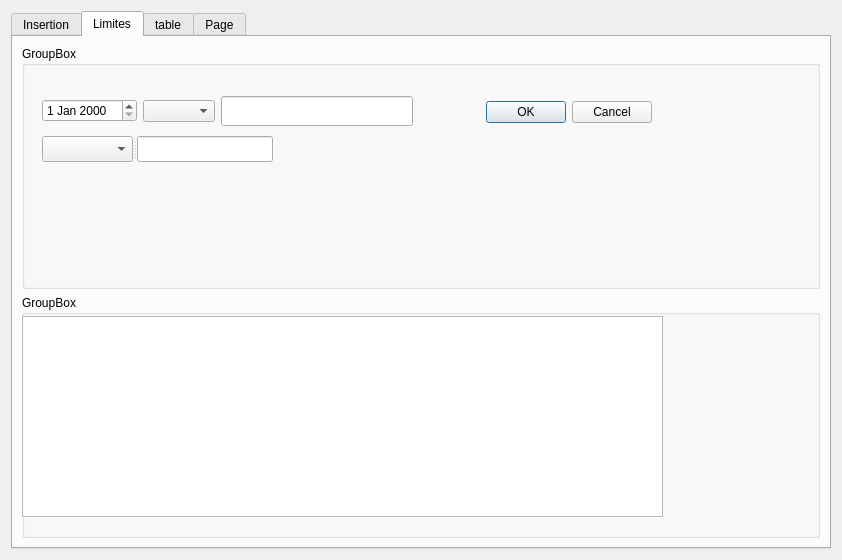
This is TabView.ui in heliomaster/SaraaProject as Qt 5 draws it before an edit. The edited form follows.
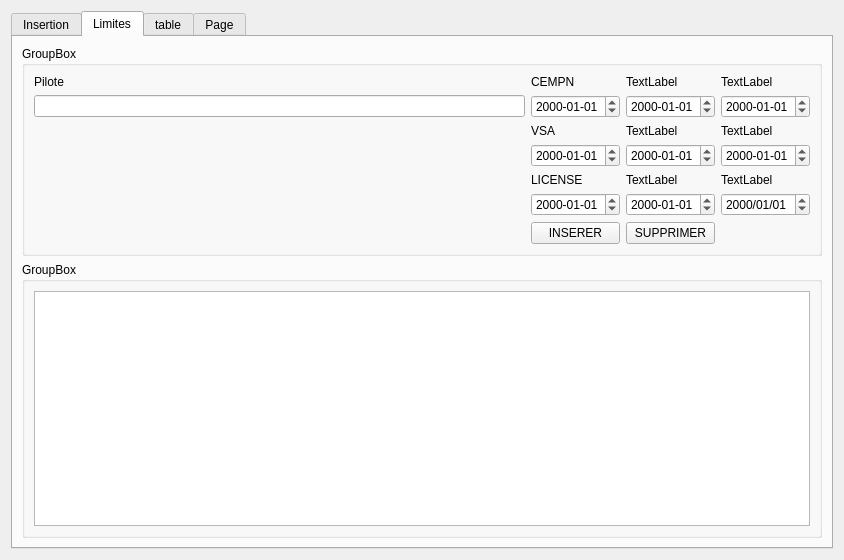
This is the edited form. The open tabs and pages were chosen to show the change.

Commit message: added insert and remove function on LIM TABLE

Patch:
```diff
--- a/TabView.ui
+++ b/TabView.ui
@@ -6,7 +6,7 @@
    <rect>
     <x>0</x>
     <y>0</y>
-    <width>842</width>
+    <width>844</width>
     <height>560</height>
    </rect>
   </property>
@@ -294,83 +294,228 @@
       <attribute name="title">
        <string>Limites</string>
       </attribute>
-      <layout class="QVBoxLayout" name="verticalLayout_4">
-       <item>
-        <widget class="QGroupBox" name="groupBox">
-         <property name="title">
-          <string>GroupBox</string>
-         </property>
-         <widget class="QSplitter" name="splitter_3">
-          <property name="geometry">
-           <rect>
-            <x>20</x>
-            <y>90</y>
-            <width>231</width>
-            <height>26</height>
-           </rect>
-          </property>
-          <property name="orientation">
-           <enum>Qt::Horizontal</enum>
-          </property>
-          <widget class="QComboBox" name="comboBox_avions"/>
-          <widget class="QLineEdit" name="lineEdit_avion_2"/>
-         </widget>
-         <widget class="QWidget" name="layoutWidget">
-          <property name="geometry">
-           <rect>
-            <x>20</x>
-            <y>50</y>
-            <width>371</width>
-            <height>30</height>
-           </rect>
-          </property>
-          <layout class="QHBoxLayout" name="horizontalLayout_4">
-           <item>
-            <widget class="QDateEdit" name="dateEdit_pilote"/>
-           </item>
-           <item>
-            <widget class="QComboBox" name="comboBox_pilote_2"/>
-           </item>
-           <item>
-            <widget class="QSplitter" name="splitter_2">
-             <property name="orientation">
-              <enum>Qt::Horizontal</enum>
-             </property>
-             <widget class="QLineEdit" name="lineEdit_pilote_2"/>
-            </widget>
-           </item>
-          </layout>
-         </widget>
-         <widget class="QDialogButtonBox" name="buttonBox_print">
-          <property name="geometry">
-           <rect>
-            <x>460</x>
-            <y>50</y>
-            <width>170</width>
-            <height>32</height>
-           </rect>
-          </property>
-          <property name="standardButtons">
-           <set>QDialogButtonBox::Cancel|QDialogButtonBox::Ok</set>
-          </property>
-         </widget>
-        </widget>
-       </item>
-       <item>
+      <layout class="QGridLayout" name="gridLayout_7">
+       <item row="1" column="0">
         <widget class="QGroupBox" name="groupBox_2">
          <property name="title">
           <string>GroupBox</string>
          </property>
-         <widget class="QTableView" name="tableView_limites">
-          <property name="geometry">
-           <rect>
-            <x>0</x>
-            <y>21</y>
-            <width>641</width>
-            <height>201</height>
-           </rect>
-          </property>
-         </widget>
+         <layout class="QGridLayout" name="gridLayout_9">
+          <item row="0" column="0">
+           <widget class="QTableView" name="tableView_limites"/>
+          </item>
+         </layout>
+        </widget>
+       </item>
+       <item row="0" column="0">
+        <widget class="QGroupBox" name="groupBox">
+         <property name="title">
+          <string>GroupBox</string>
+         </property>
+         <layout class="QGridLayout" name="gridLayout_6">
+          <item row="5" column="1">
+           <widget class="QDateEdit" name="dateEdit_lim_vsa">
+            <property name="displayFormat">
+             <string>yyyy-MM-dd</string>
+            </property>
+            <property name="timeSpec">
+             <enum>Qt::UTC</enum>
+            </property>
+           </widget>
+          </item>
+          <item row="3" column="1">
+           <widget class="QDateEdit" name="dateEdit_lim_cempn">
+            <property name="displayFormat">
+             <string>yyyy-MM-dd</string>
+            </property>
+            <property name="timeSpec">
+             <enum>Qt::UTC</enum>
+            </property>
+           </widget>
+          </item>
+          <item row="2" column="3">
+           <widget class="QLabel" name="label_11">
+            <property name="text">
+             <string>TextLabel</string>
+            </property>
+           </widget>
+          </item>
+          <item row="2" column="2">
+           <widget class="QLabel" name="label_8">
+            <property name="text">
+             <string>TextLabel</string>
+            </property>
+           </widget>
+          </item>
+          <item row="5" column="2">
+           <widget class="QDateEdit" name="dateEdit_7">
+            <property name="displayFormat">
+             <string>yyyy-MM-dd</string>
+            </property>
+            <property name="timeSpec">
+             <enum>Qt::UTC</enum>
+            </property>
+           </widget>
+          </item>
+          <item row="7" column="1">
+           <widget class="QDateEdit" name="dateEdit_lim_license">
+            <property name="displayFormat">
+             <string>yyyy-MM-dd</string>
+            </property>
+            <property name="timeSpec">
+             <enum>Qt::UTC</enum>
+            </property>
+           </widget>
+          </item>
+          <item row="2" column="1">
+           <widget class="QLabel" name="label_5">
+            <property name="maximumSize">
+             <size>
+              <width>494</width>
+              <height>16777215</height>
+             </size>
+            </property>
+            <property name="text">
+             <string>CEMPN</string>
+            </property>
+           </widget>
+          </item>
+          <item row="7" column="3">
+           <widget class="QDateEdit" name="dateEdit_3">
+            <property name="displayFormat">
+             <string notr="true">yyyy/MM/dd</string>
+            </property>
+           </widget>
+          </item>
+          <item row="3" column="0">
+           <widget class="QLineEdit" name="lineEdit_lim_pilot">
+            <property name="maximumSize">
+             <size>
+              <width>494</width>
+              <height>16777215</height>
+             </size>
+            </property>
+           </widget>
+          </item>
+          <item row="4" column="3">
+           <widget class="QLabel" name="label_12">
+            <property name="text">
+             <string>TextLabel</string>
+            </property>
+           </widget>
+          </item>
+          <item row="8" column="1">
+           <widget class="QPushButton" name="pushButton_lim_inserer">
+            <property name="text">
+             <string>INSERER</string>
+            </property>
+           </widget>
+          </item>
+          <item row="3" column="2">
+           <widget class="QDateEdit" name="dateEdit_6">
+            <property name="displayFormat">
+             <string>yyyy-MM-dd</string>
+            </property>
+            <property name="timeSpec">
+             <enum>Qt::UTC</enum>
+            </property>
+           </widget>
+          </item>
+          <item row="6" column="1">
+           <widget class="QLabel" name="label_7">
+            <property name="text">
+             <string>LICENSE</string>
+            </property>
+           </widget>
+          </item>
+          <item row="2" column="0">
+           <widget class="QLabel" name="label_4">
+            <property name="maximumSize">
+             <size>
+              <width>494</width>
+              <height>16777215</height>
+             </size>
+            </property>
+            <property name="text">
+             <string>Pilote</string>
+            </property>
+            <property name="buddy">
+             <cstring>lineEdit_lim_pilot</cstring>
+            </property>
+           </widget>
+          </item>
+          <item row="4" column="1">
+           <widget class="QLabel" name="label_6">
+            <property name="maximumSize">
+             <size>
+              <width>494</width>
+              <height>16777215</height>
+             </size>
+            </property>
+            <property name="text">
+             <string>VSA</string>
+            </property>
+           </widget>
+          </item>
+          <item row="4" column="2">
+           <widget class="QLabel" name="label_9">
+            <property name="text">
+             <string>TextLabel</string>
+            </property>
+           </widget>
+          </item>
+          <item row="3" column="3">
+           <widget class="QDateEdit" name="dateEdit_9">
+            <property name="displayFormat">
+             <string>yyyy-MM-dd</string>
+            </property>
+            <property name="timeSpec">
+             <enum>Qt::UTC</enum>
+            </property>
+           </widget>
+          </item>
+          <item row="5" column="3">
+           <widget class="QDateEdit" name="dateEdit_10">
+            <property name="displayFormat">
+             <string>yyyy-MM-dd</string>
+            </property>
+            <property name="timeSpec">
+             <enum>Qt::UTC</enum>
+            </property>
+           </widget>
+          </item>
+          <item row="6" column="2">
+           <widget class="QLabel" name="label_10">
+            <property name="text">
+             <string>TextLabel</string>
+            </property>
+           </widget>
+          </item>
+          <item row="7" column="2">
+           <widget class="QDateEdit" name="dateEdit_8">
+            <property name="displayFormat">
+             <string>yyyy-MM-dd</string>
+            </property>
+            <property name="timeSpec">
+             <enum>Qt::UTC</enum>
+            </property>
+           </widget>
+          </item>
+          <item row="6" column="3">
+           <widget class="QLabel" name="label_13">
+            <property name="text">
+             <string>TextLabel</string>
+            </property>
+           </widget>
+          </item>
+          <item row="8" column="2">
+           <widget class="QPushButton" name="pushButton_lim_supprimer">
+            <property name="text">
+             <string>SUPPRIMER</string>
+            </property>
+           </widget>
+          </item>
+         </layout>
         </widget>
        </item>
       </layout>
```
Left out of the diff: 13 changed lines with no effect on the pictures. The commit also changes 3 other files.
